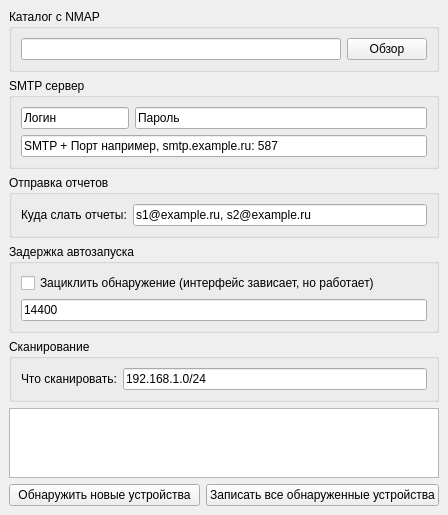
Before: the Qt Designer form main.ui in mrkaban/DeviceDetect, drawn with Qt 5.
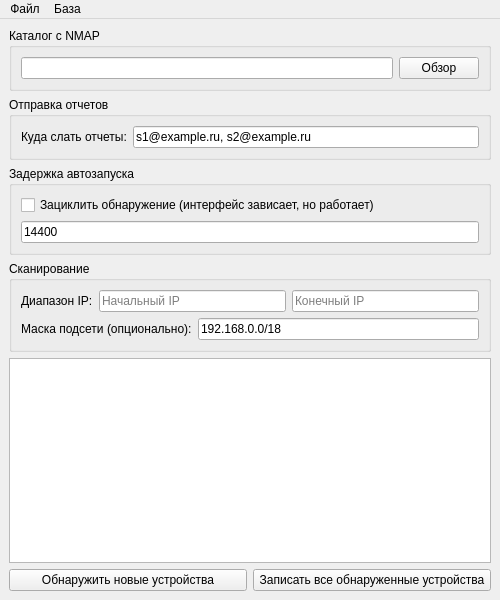
After: the same form once the commit is applied.

```diff
--- a/main.ui
+++ b/main.ui
@@ -6,13 +6,53 @@
    <rect>
     <x>0</x>
     <y>0</y>
-    <width>448</width>
-    <height>450</height>
+    <width>500</width>
+    <height>600</height>
    </rect>
   </property>
   <property name="windowTitle">
    <string>Обнаружение новых устройств в сети</string>
   </property>
+  <widget class="QMenuBar" name="menubar">
+   <property name="geometry">
+    <rect>
+     <x>0</x>
+     <y>0</y>
+     <width>500</width>
+     <height>21</height>
+    </rect>
+   </property>
+   <widget class="QMenu" name="menuFile">
+    <property name="title">
+     <string>Файл</string>
+    </property>
+    <addaction name="actionExit"/>
+   </widget>
+   <widget class="QMenu" name="menuDatabase">
+    <property name="title">
+     <string>База</string>
+    </property>
+    <addaction name="actionView"/>
+    <addaction name="actionSettings"/>
+   </widget>
+   <addaction name="menuFile"/>
+   <addaction name="menuDatabase"/>
+  </widget>
+  <action name="actionExit">
+   <property name="text">
+    <string>Выход</string>
+   </property>
+  </action>
+  <action name="actionView">
+   <property name="text">
+    <string>Просмотр</string>
+   </property>
+  </action>
+  <action name="actionSettings">
+   <property name="text">
+    <string>Настройки</string>
+   </property>
+  </action>
   <widget class="QWidget" name="centralwidget">
    <layout class="QVBoxLayout" name="verticalLayout">
     <item>
@@ -34,39 +74,6 @@
       </layout>
      </widget>
     </item>
-    <item>
-     <widget class="QGroupBox" name="group_smtp">
-      <property name="title">
-       <string>SMTP сервер</string>
-      </property>
-      <layout class="QFormLayout" name="formLayout">
-       <property name="fieldGrowthPolicy">
-        <enum>QFormLayout::ExpandingFieldsGrow</enum>
-       </property>
-       <item row="1" column="0">
-        <widget class="QLineEdit" name="login_edit">
-         <property name="text">
-          <string>Логин</string>
-         </property>
-        </widget>
-       </item>
-       <item row="1" column="1">
-        <widget class="QLineEdit" name="password_edit">
-         <property name="text">
-          <string>Пароль</string>
-         </property>
-        </widget>
-       </item>
-       <item row="2" column="0" colspan="2">
-        <widget class="QLineEdit" name="smtp_server_edit">
-         <property name="text">
-          <string>SMTP + Порт например, smtp.example.ru: 587</string>
-         </property>
-        </widget>
-       </item>
-      </layout>
-     </widget>
-    </item>
     <item>
      <widget class="QGroupBox" name="group_email">
       <property name="title">
@@ -130,20 +137,49 @@
       <property name="title">
        <string>Сканирование</string>
       </property>
-      <layout class="QHBoxLayout" name="horizontalLayout_4">
+      <layout class="QVBoxLayout" name="verticalLayout_scan">
        <item>
-        <widget class="QLabel" name="label_scan">
-         <property name="text">
-          <string>Что сканировать:</string>
-         </property>
-        </widget>
+        <layout class="QHBoxLayout" name="horizontalLayout_range">
+         <item>
+          <widget class="QLabel" name="label_range">
+           <property name="text">
+            <string>Диапазон IP:</string>
+           </property>
+          </widget>
+         </item>
+         <item>
+          <widget class="QLineEdit" name="start_ip_edit">
+           <property name="placeholderText">
+            <string>Начальный IP</string>
+           </property>
+          </widget>
+         </item>
+         <item>
+          <widget class="QLineEdit" name="end_ip_edit">
+           <property name="placeholderText">
+            <string>Конечный IP</string>
+           </property>
+          </widget>
+         </item>
+        </layout>
        </item>
        <item>
-        <widget class="QLineEdit" name="scan_edit">
-         <property name="text">
-          <string>192.168.1.0/24</string>
-         </property>
-        </widget>
+        <layout class="QHBoxLayout" name="horizontalLayout_4">
+         <item>
+          <widget class="QLabel" name="label_scan">
+           <property name="text">
+            <string>Маска подсети (опционально):</string>
+           </property>
+          </widget>
+         </item>
+         <item>
+          <widget class="QLineEdit" name="scan_edit">
+           <property name="text">
+            <string>192.168.0.0/18</string>
+           </property>
+          </widget>
+         </item>
+        </layout>
        </item>
       </layout>
      </widget>
```
Left out of the diff: 2 changed lines with no effect on the pictures.
